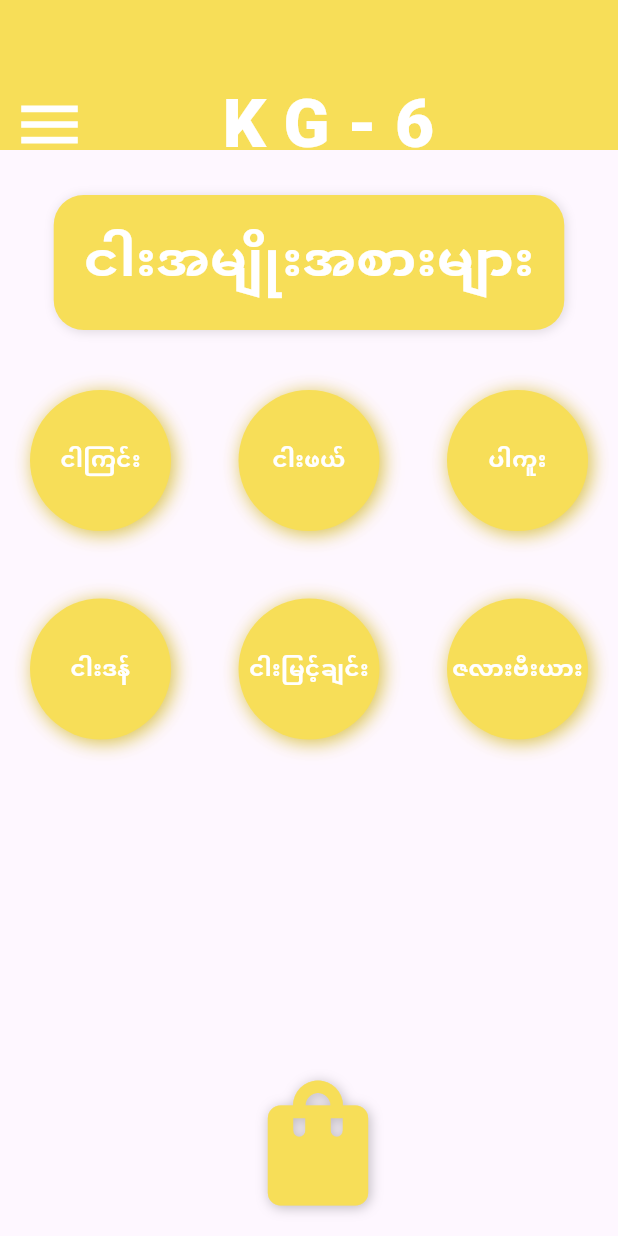
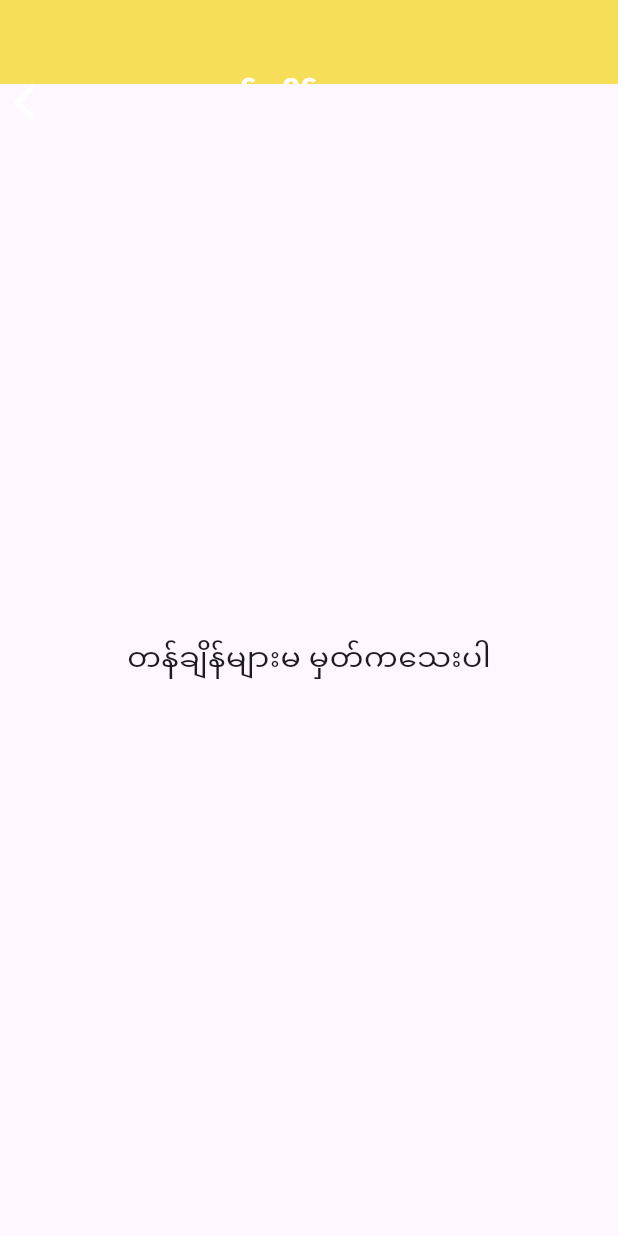
Before and after one commit to ShineWaiYanAung/fFshRecepitApp, a Flutter app: the CategoryPage screen opened directly, after a tap on the "shopping bag" icon, on a phone screen of 412 x 824 dp. Run offline on Flutter 3.47's test engine with Material 3 defaults, Android fonts, the phone set to English and light mode, and no system bars; our stand-ins replace equatable, flutter_bloc, flutter_inset_box_shadow.

```diff
--- /dev/null
+++ b/lib/Bloc/cart_bloc.dart
@@ -0,0 +1,21 @@
+import 'package:equatable/equatable.dart';
+import 'package:flutter/cupertino.dart';
+import 'package:flutter_bloc/flutter_bloc.dart';
+
+import '../Item/fish_category.dart';
+
+part "cart_event.dart";
+part 'cart_state.dart';
+
+class CartBloc extends Bloc<CartEvent,CartState> {
+  CartBloc() : super(CartState([])) {
+    on<CartEvent>(_addtoCartEmit);
+  }
+  Future<void> _addtoCartEmit(CartEvent event, Emitter<CartState> emit) async {
+    if (event is CartIncrement) {
+      final updateCart = List<FishName>.from(state.cartItems)..add(event.items);
+      emit(CartState(updateCart));
+      print(updateCart);
+    }
+  }
+}
--- /dev/null
+++ b/lib/Bloc/cart_event.dart
@@ -0,0 +1,19 @@
+part of 'cart_bloc.dart';
+
+class CartEvent extends Equatable{
+  @override
+  // TODO: implement props
+  List<Object?> get props => [];
+}
+
+class CartIncrement extends CartEvent{
+  FishName  items;
+  CartIncrement(this.items);
+  List<Object?> get props => [items];
+}
+class CartDecrement extends CartEvent{
+  FishName items;
+  CartDecrement(this.items);
+  List<Object?> get props => [items];
+
+}
--- /dev/null
+++ b/lib/Bloc/cart_state.dart
@@ -0,0 +1,6 @@
+part of 'cart_bloc.dart';
+
+class CartState{
+ List<FishName> cartItems;
+ CartState(this.cartItems);
+}
--- a/lib/Item/fish_category.dart
+++ b/lib/Item/fish_category.dart
@@ -1,17 +1,167 @@
-class FishCategory{
-  static List  <FishName> fishCateo= [
-    FishName(name :'ငါကြင်း'),
-    FishName(name :'ငါးဖယ်'),
-    FishName(name :'ပါကူး'),
-    FishName(name :'ငါးဒန်'),
+
+import 'package:flutter/material.dart' hide BoxDecoration, BoxShadow;
+import 'package:flutter_bloc/flutter_bloc.dart';
+import 'package:flutter_inset_box_shadow/flutter_inset_box_shadow.dart';
+import 'package:kg6_project/Bloc/cart_bloc.dart';
+import '../Theme/app_color.dart';
+
+class FishCategory {
+  static List<FishName> fishCateo = [
+    FishName(name: 'ငါးကြင်း'),
+    FishName(name: 'ငါးဖယ်'),
+    FishName(name: 'ပါကူး'),
+    FishName(name: 'ငါးဒန်'),
     FishName(name: "ငါးမြင့်ချင်း"),
     FishName(name: "ဇလားဗီးယား"),
   ];
-
-
 }
 
-class FishName{
-  final String? name;
-  FishName({this.name});
+class FishName {
+  final String name;
+  final int? data;
+
+  FishName({required this.name,this.data});
+  @override
+  String toString() {
+    return  '$name, data: $data}';
+  }
 }
+
+class FishListingItems extends StatefulWidget {
+  final FishName items ;
+  const FishListingItems({
+    super.key, required this.items,
+  });
+
+  @override
+  State<FishListingItems> createState() => _FishListingItemsState();
+}
+
+class _FishListingItemsState extends State<FishListingItems> {
+  final TextEditingController dataController = TextEditingController();
+  bool isPressed = true;
+  @override
+  Widget build(BuildContext context) {
+    Offset distance = isPressed ?  Offset(10, 10) : Offset(28, 28);
+    double blur = isPressed ? 15.0 :30.0;
+    return Container(
+      padding: const EdgeInsets.symmetric(horizontal: 20, vertical: 20),
+      child: GestureDetector(
+        onTap: () {
+          setState(() {
+            isPressed = !isPressed;
+            print(isPressed);
+            showAddToCartDilog(widget.items);
+
+          });
+        },
+        child: AnimatedContainer(
+          duration: const Duration(milliseconds: 100),
+          decoration: BoxDecoration(
+            borderRadius: BorderRadius.circular(40),
+            color: AppColor.primaryColor,
+            boxShadow: [
+              BoxShadow(
+                blurRadius: blur,
+                color: Colors.white.withOpacity(0.1),
+                inset: isPressed,
+                offset: -distance,
+              ),
+              BoxShadow(
+                blurRadius: blur,
+                color: Color(0xFFA7A9AF),
+                offset: distance,
+                inset: isPressed,
+              ),
+            ],
+          ),
+          child:  Center(
+              child: Text(
+                 widget.items.name,
+                style: TextStyle(
+                  fontWeight: FontWeight.w800,
+                  fontSize: 15,
+                  color: AppColor.textColor,
+                ),
+              ),
+              ),
+        ),
+      ),
+    );
+  }
+  Future<void>  showAddToCartDilog(FishName itemName) async{
+    showDialog(
+      barrierDismissible: false,
+      context: context, builder: (context) {
+      return AlertDialog(
+
+        title: Text(itemName.name),
+        titleTextStyle: TextStyle(fontWeight: FontWeight.w500,color: AppColor.textColor,fontSize:30),
+        content: TextField(
+          controller: dataController,
+          decoration: InputDecoration(
+            hintText: "ကုန်ချိန်",
+            border: OutlineInputBorder(
+              borderRadius: BorderRadius.circular(10),
+              borderSide: BorderSide(
+                color: Colors.black26,
+              ),
+            ),
+          ),
+        ),
+        actions: [
+          Row(
+            children: [
+              TextButton(onPressed: (){
+                ///Data Adding
+                if(dataController.text.isNotEmpty&& RegExp(r'^[0-9]+$').hasMatch(dataController.text)){
+                  setState(() {
+                    int data = int.parse(dataController.text);
+                    String name= itemName.name.toString();
+                    List<FishName> itemCart = [
+                      FishName(name: name,data: data)
+                    ];
+                    isPressed = !isPressed;
+                    print(itemCart);
+                    final cartBloc = context.read<CartBloc>();
+                    cartBloc.add(CartIncrement(itemCart[0]));
+                    dataController.text = '' ;
+                  });
+                  Navigator.of(context).pop();
+                }
+                else if(dataController.text.isEmpty){
+                  setState(() {
+                    dataController.text = '' ;
+                  });
+                  ScaffoldMessenger.of(context).showSnackBar(
+                    const SnackBar(
+                      content: Text("သင်တန်ချိန်မထည့်ကသေးပါ"),
+                    ),
+                  );
+                }
+                else if(!RegExp(r'^[0-9]+$').hasMatch(dataController.text)) {
+                  setState(() {
+                    dataController.text = '' ;
+                  });
+                  ScaffoldMessenger.of(context).showSnackBar(
+                    const SnackBar(
+                      content: Text("ဂနန်းပဲထည့်ပေးပါ"),
+                    ),
+                  );
+                }
+              },
+                  child: Text('မှတ်ရန်',style: TextStyle(color: AppColor.textColor,fontWeight: FontWeight.bold),),),
+              TextButton(onPressed: (){
+                Navigator.of(context).pop();
+                setState(() {
+                  isPressed = !isPressed;
+                });
+              },
+                  child: Text('ပြန်သွားရန်',style: TextStyle(color: AppColor.textColor),),)
+            ],
+          )
+        ],
+      );
+    },);
+  }
+}
--- /dev/null
+++ b/lib/Screen/Cart_Page.dart
@@ -0,0 +1,91 @@
+import 'package:flutter/material.dart';
+import 'package:flutter_bloc/flutter_bloc.dart';
+import 'package:kg6_project/Bloc/cart_bloc.dart';
+
+import '../Theme/app_color.dart';
+
+class CartPage extends StatelessWidget {
+  const CartPage({super.key});
+
+  @override
+  Widget build(BuildContext context) {
+    return Scaffold(
+      appBar: AppBar(
+        automaticallyImplyLeading: false, // Disable default leading icon
+        flexibleSpace: Container(
+          color: AppColor.secondColor,
+          child: Row(
+            crossAxisAlignment: CrossAxisAlignment.start,
+            children: [
+              Padding(
+                padding: const EdgeInsets.only(top: 45.0),
+                child: IconButton(
+                  onPressed: () {
+                    Navigator.of(context).pop();
+                  },
+                  icon: const Icon(Icons.arrow_back_ios,
+                      size: 30, color: Colors.white),
+                ),
+              ),
+              SizedBox(width: MediaQuery.of(context).size.width * 0.2),
+              const Padding(
+                padding: EdgeInsets.only(top: 50.0, bottom: 0),
+                child: Text(
+                  "တန်ချိန်များ",
+                  style: TextStyle(
+                    color: Colors.white,
+                    fontSize: 25,
+                    fontWeight: FontWeight.w800,
+                  ),
+                ),
+              ),
+            ],
+          ),
+        ),
+      ),
+      body: BlocBuilder<CartBloc, CartState>(builder: (context, state) {
+        if (state.cartItems.isNotEmpty) {
+          return ListView.builder(
+            itemCount: state.cartItems.length,
+            itemBuilder: (context, index) {
+              final items = state.cartItems[index];
+              return Padding(
+                padding: const EdgeInsets.all(8.0),
+                child: Card(
+                  shadowColor: Colors.black,
+                  child: ListTile(
+                    leading: CircleAvatar(
+                      backgroundColor: Colors.black26,
+                      child: Text('${index+1}'),
+                    ),
+                    title: Row(
+                      mainAxisAlignment: MainAxisAlignment.spaceAround,
+                      children: [
+                        Text(
+                          items.name,
+                          style: TextStyle(fontWeight: FontWeight.w800, fontSize: 20),
+                        ),
+                        Text(
+                          items.data.toString(),
+                          style: TextStyle(
+                              fontWeight: FontWeight.w500, fontSize: 20),
+                        ),
+                      ],
+                    ),
+                    trailing: IconButton(onPressed: (){},
+                    icon: Icon(Icons.delete,color: Colors.red,),
+                    ),
+                  ),
+                ),
+              );
+            },
+          );
+        } else {
+          return const Center(
+            child: Text("တန်ချိန်များမ မှတ်ကသေးပါ",style: TextStyle(fontSize: 20,fontWeight: FontWeight.w200),),
+          );
+        }
+      }),
+    );
+  }
+}
--- a/lib/Screen/FishCategory.dart
+++ b/lib/Screen/FishCategory.dart
@@ -1,5 +1,7 @@
-import 'package:flutter/material.dart';
+import 'package:flutter_inset_box_shadow/flutter_inset_box_shadow.dart';
+import 'package:flutter/material.dart' hide BoxDecoration, BoxShadow;
 import 'package:kg6_project/Item/fish_category.dart';
+import 'package:kg6_project/Screen/Cart_Page.dart';
 import 'package:kg6_project/Theme/app_color.dart';
 
 class CategoryPage extends StatefulWidget {
@@ -11,11 +13,12 @@ class CategoryPage extends StatefulWidget {
 
 class _CategoryPageState extends State<CategoryPage> {
   final GlobalKey<ScaffoldState> _scaffoldKey = GlobalKey<ScaffoldState>();
+  bool isPressed = true;
 
   @override
   Widget build(BuildContext context) {
-    final  width =  MediaQuery.of(context).size.width ;
-    final  height = MediaQuery.of(context).size.height;
+    final width = MediaQuery.of(context).size.width;
+    final height = MediaQuery.of(context).size.height;
     return Scaffold(
       key: _scaffoldKey,
       appBar: PreferredSize(
@@ -52,56 +55,45 @@ class _CategoryPageState extends State<CategoryPage> {
           ),
         ),
       ),
-      drawer: Drawer(
-        backgroundColor: Colors.white,
-        child: Column(
-          children: [
-            //DrawerHeader
-            Container(
-              width: width,
-              height: height *0.3,
-              decoration: BoxDecoration(
-                color: AppColor.secondColor,
-                borderRadius: const BorderRadius.only(
-                  bottomRight: Radius.circular(50),
-                  bottomLeft: Radius.circular(50)
-                )
-              ),
-              child: Column(
-                  mainAxisAlignment: MainAxisAlignment.center,
-                  children: [
-                    CircleAvatar(radius: 50,child: Image.asset("assets/homeScreenImage/homeScreenIcon.png"),),
-                    const SizedBox(height: 20,),
-                    const Text("ShineWaiYanAung",style: TextStyle(color: Colors.white,fontWeight: FontWeight.w500,fontSize: 20),),
-                  ],
-              ),
-            ),
-            //PlacesToGo
-            const SizedBox(height: 30,),
-            Card(
-              color: AppColor.secondColor,
-              child: const ListTile(
-                contentPadding: EdgeInsets.symmetric(horizontal: 50),
-                leading: Icon(Icons.history,color: Colors.white,),
-                title: Text('စာရင်းများကြည့်ရန်',style: TextStyle(color: Colors.white,fontWeight: FontWeight.w800),),),),
-            const SizedBox(height: 30,),
-            Card(
-              color: AppColor.secondColor,
-              child: const ListTile(
-                contentPadding: EdgeInsets.symmetric(horizontal: 50),
-                leading: Icon(Icons.shopping_bag,color: Colors.white,),
-                title: Text('ထည့်ပီးသားပစ္စည်း',style: TextStyle(color: Colors.white,fontWeight: FontWeight.w800),),),),
-
-          ],
-        )
-      ),
+      drawer: buildDrawer(width, height),
       body: Column(
         mainAxisAlignment: MainAxisAlignment.center,
         children: [
           const SizedBox(
             height: 30,
           ),
-          buildTitle(),
+          Container(
+            padding: EdgeInsets.symmetric(horizontal: 20, vertical: 20),
+            decoration: BoxDecoration(
+              color: AppColor.secondColor,
+              borderRadius: BorderRadius.circular(20),
+              boxShadow: const [
+                BoxShadow(
+                  blurRadius: 30,
+                  color: Colors.black12,
+                  offset: Offset(2, 2),
+                ),
+                BoxShadow(
+                  blurRadius: 30,
+                  color: Colors.black12,
+                  offset: Offset(2, 2),
+                ),
+                BoxShadow(
+                  blurRadius: 30,
+                  color: Colors.black12,
+                  offset: Offset(2, 2),
+                ),
+              ],
+            ),
+            child: const Text(
+              "ငါးအမျိုးအစားများ",
+              style: TextStyle(
+                fontWeight: FontWeight.w800,
+                fontSize: 35,
+                color: Colors.white,
+              ),
+            ),
+          ),
           const SizedBox(
             height: 20,
           ),
@@ -114,8 +106,10 @@ class _CategoryPageState extends State<CategoryPage> {
               ),
               itemCount: FishCategory.fishCateo.length,
               itemBuilder: (context, index) {
-                final fishName = FishCategory.fishCateo[index];
-                return buildItem(fishName);
+                final fishItem = FishCategory.fishCateo[index];
+                return FishListingItems(
+                  items: fishItem,
+                );
               },
             ),
           ),
@@ -125,97 +119,116 @@ class _CategoryPageState extends State<CategoryPage> {
     );
   }
 
-  /// Shopping Bag
-  Widget buildShoppingBag() {
-    return Row(
+  ///Drawer
+  Drawer buildDrawer(double width, double height) {
+    return Drawer(
+        backgroundColor: Colors.white,
+        child: Column(
+          children: [
+            //DrawerHeader
+            Container(
+              width: width,
+              height: height * 0.3,
+              decoration: BoxDecoration(
+                  color: AppColor.secondColor,
+                  borderRadius: const BorderRadius.only(
+                      bottomRight: Radius.circular(50),
+                      bottomLeft: Radius.circular(50))),
+              child: Column(
                 mainAxisAlignment: MainAxisAlignment.center,
                 children: [
-        Padding(
-          padding: const EdgeInsets.symmetric(vertical: 40),
-          child: FloatingActionButton(
-            backgroundColor: Colors.transparent, // No background color
-            elevation: 0, // No shadow
-            onPressed: () {},
-            child: Container(
-              width: 100, // Adjust the size as needed
-              height: 70,
-              decoration: const BoxDecoration(
-                shape: BoxShape.circle,
-                // Add background color to container if needed
+                  CircleAvatar(
+                    radius: 50,
+                    child: Image.asset(
+                        "assets/homeScreenImage/homeScreenIcon.png"),
                   ),
-              child: Icon(
-                Icons.shopping_bag,
-                color: AppColor.secondColor,
-                shadows: const [
-                  BoxShadow(
-                    blurRadius: 10,
-                    offset: Offset(1, 1),
-                    color: Colors.black26,
+                  const SizedBox(
+                    height: 20,
+                  ),
+                  const Text(
+                    "Shine Wai Yan Aung",
+                    style: TextStyle(
+                        color: Colors.white,
+                        fontWeight: FontWeight.w500,
+                        fontSize: 20),
                   ),
                 ],
-                size: 100, // Adjust the size as needed
               ),
+            ),
+            //PlacesToGo
+            const SizedBox(
+              height: 30,
+            ),
+            Card(
+              borderOnForeground: true,
+              shadowColor: AppColor.secondColor,
+              color: AppColor.secondColor,
+              child: const ListTile(
+                contentPadding: EdgeInsets.symmetric(horizontal: 50),
+                leading: Icon(
+                  Icons.history,
+                  color: Colors.white,
+                ),
+                title: Text(
+                  'စာရင်းများကြည့်ရန်',
+                  style: TextStyle(
+                      color: Colors.white, fontWeight: FontWeight.w800),
+                ),
+              ),
+            ),
+            const SizedBox(
+              height: 30,
+            ),
+            Card(
+              borderOnForeground: true,
+              shadowColor: AppColor.secondColor,
+              color: AppColor.secondColor,
+              child: const ListTile(
+                contentPadding: EdgeInsets.symmetric(horizontal: 50),
+                leading: Icon(
+                  Icons.shopping_bag,
+                  color: Colors.white,
+                ),
+                title: Text(
+                  'ထည့်ပီးသားပစ္စည်း',
+                  style: TextStyle(
+                      color: Colors.white, fontWeight: FontWeight.w800),
                 ),
               ),
             ),
           ],
-    );
+        ));
   }
-  ///FishCategory
-  Widget buildTitle() {
-    return Container(
-      padding: EdgeInsets.symmetric(horizontal: 20, vertical: 20),
-      decoration: BoxDecoration(
+
+  /// Shopping Bag
+  Widget buildShoppingBag() {
+    Offset distance = Offset(2, 1);
+    double blur = 5.0;
+    return Align(
+      alignment: Alignment.bottomCenter,
+      child: Container(
+        padding: EdgeInsets.only(left: 20),
+        child: IconButton(
+          onPressed: () {
+          final  route = MaterialPageRoute(builder: (context) => CartPage(),);
+            Navigator.of(context).push(route);
+          },
+          icon: Icon(
+            Icons.shopping_bag,
+            size: 100,
             color: AppColor.secondColor,
-        borderRadius: BorderRadius.circular(20),
-        boxShadow: const [
+            shadows: [
               BoxShadow(
-            blurRadius: 5,
-            color: Colors.black12,
-            offset: Offset(1, 1),
+                blurRadius: blur,
+                color: Colors.white.withOpacity(0.1),
+                offset: -distance,
+              ),
+              BoxShadow(
+                blurRadius: blur,
+                color: Color(0xFFA7A9AF),
+                offset: distance,
               ),
             ],
-      ),
-      child: const Text(
-        "ငါးအမျိုးအစားများ",
-        style: TextStyle(
-          fontWeight: FontWeight.w800,
-          fontSize: 35,
-          color: Colors.white,
-        ),
-      ),
-    );
-  }
-
-  /// Fish Item
-  Widget buildItem(FishName fishName) {
-    return Container(
-      padding: const EdgeInsets.symmetric(horizontal: 20, vertical: 20),
-      child: Container(
-        decoration: BoxDecoration(
-          color: AppColor.secondColor,
-          borderRadius: BorderRadius.circular(50),
-          boxShadow: [
-            BoxShadow(
-              blurRadius: 10,
-              color: AppColor.secondColor,
-              offset: Offset(2, 2),
-            ),
-            const BoxShadow(
-              blurRadius: 10,
-              color: Colors.black12,
-              offset: Offset(2, 2),
-            ),
-          ],
-        ),
-        child: Center(
-          child: Text(
-            fishName.name.toString(),
-            style: const TextStyle(
-              fontWeight: FontWeight.w800,
-              fontSize: 15,
-              color: Colors.white,
-            ),
           ),
         ),
       ),
--- a/lib/Theme/app_color.dart
+++ b/lib/Theme/app_color.dart
@@ -2,6 +2,6 @@ import 'dart:ui';
 
 class AppColor{
   static Color primaryColor = Color(0xFFFFFFFF);
-  static Color secondColor  = Color(0xFFf7de58).withOpacity(1);
+  static Color secondColor  = Color(0xFFf7de58);
   static Color textColor    = Color(0xFFF4D220);
 }
--- a/pubspec.yaml
+++ b/pubspec.yaml
@@ -35,6 +35,9 @@ dependencies:
   # The following adds the Cupertino Icons font to your application.
   # Use with the CupertinoIcons class for iOS style icons.
   cupertino_icons: ^1.0.6
+  flutter_inset_box_shadow: ^1.0.8
+  flutter_bloc: ^8.1.6
+  equatable: ^2.0.5
 
 dev_dependencies:
   flutter_test:
```
Also changed, not shown: lib/main.dart (+12 -3 lines), pubspec.lock. Lines whose indentation alone changed are shown as unchanged.
